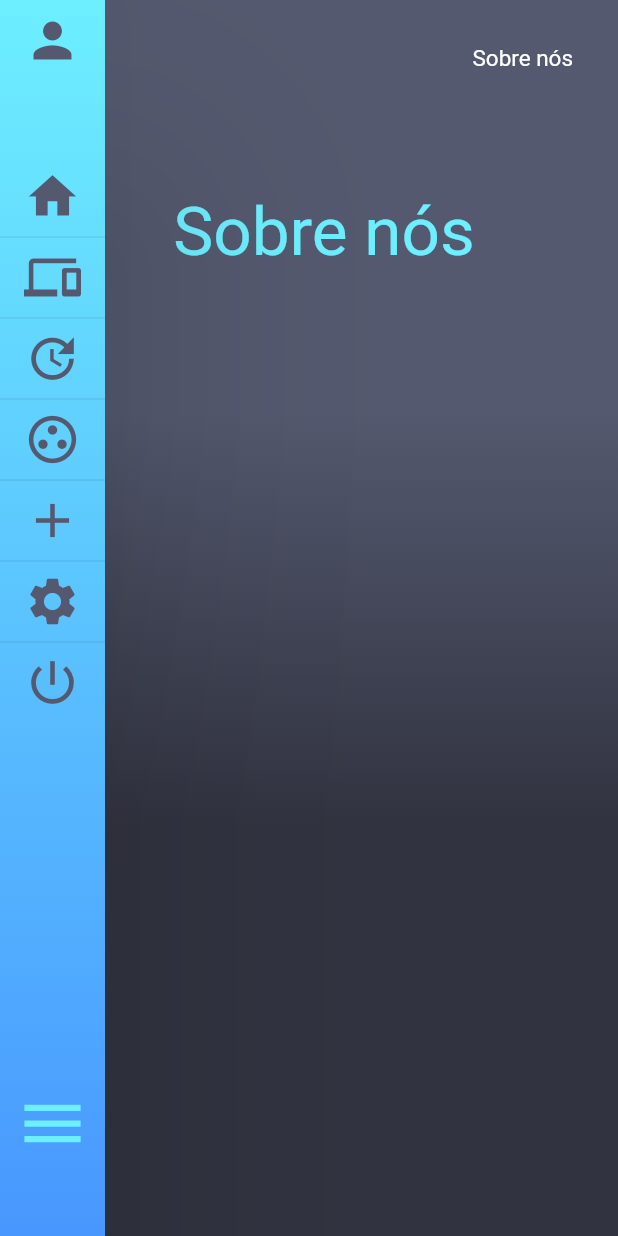
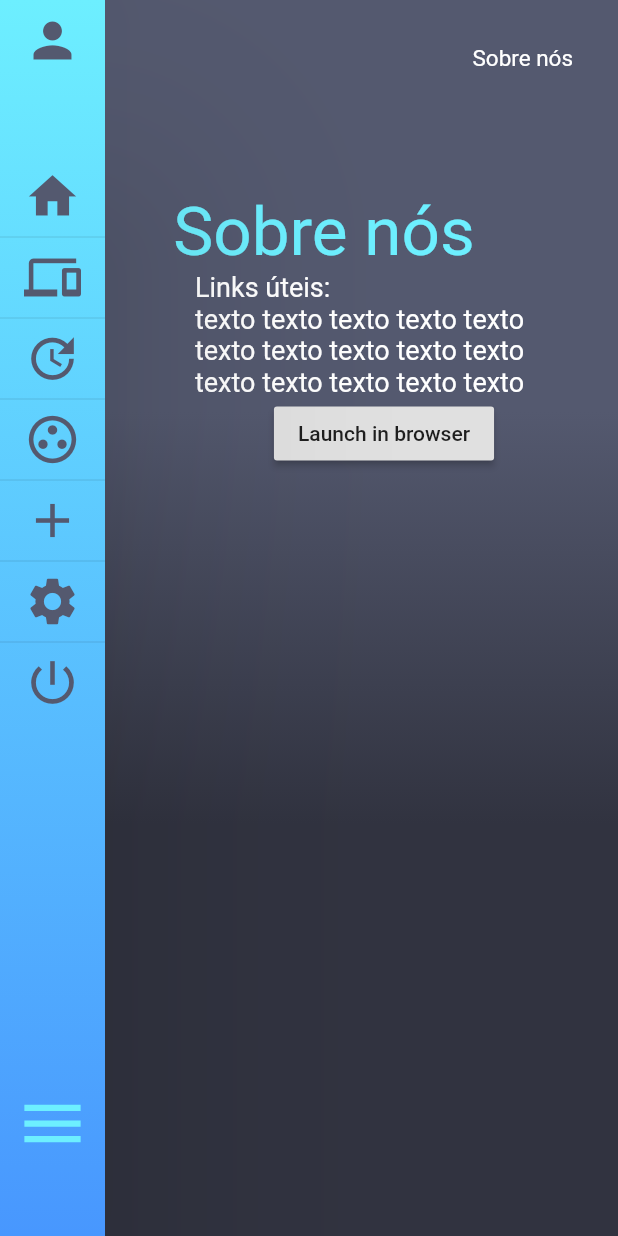
Before and after one commit to izzurban/app_smart_home, a Flutter app: the Add screen opened by its route, after a tap on the "person" icon, on a phone screen of 412 x 824 dp. Run offline on Flutter 3.47's test engine with Material 2 defaults, Android fonts, the light colour scheme and no system bars.

Commit message:
transitions-and-launchBrowser

```diff
--- a/lib/main.dart
+++ b/lib/main.dart
@@ -1,8 +1,3 @@
-import 'dart:ui';
-import 'package:flutter/material.dart';
-import 'colors.dart';
-import 'package:app_smart_home/widgets/pageTransition.dart';
-import 'package:app_smart_home/widgets/menu/custom_navigation_drawer.dart';
 import 'package:app_smart_home/routes.dart';
 
 void main() {
--- a/lib/routes.dart
+++ b/lib/routes.dart
@@ -7,6 +7,7 @@ import 'scenes/routines.dart';
 import 'scenes/groups.dart';
 import 'scenes/add.dart';
 import 'scenes/settings.dart';
+import 'widgets/pageTransition.dart';
 
 class Routes {
   var routes = <String, WidgetBuilder>{
--- a/lib/scenes/aboutUs.dart
+++ b/lib/scenes/aboutUs.dart
@@ -1,6 +1,9 @@
+import 'dart:async';
+
 import '../colors.dart';
 import 'package:flutter/material.dart';
 import 'package:app_smart_home/widgets/menu/custom_navigation_drawer.dart';
+import 'package:url_launcher/url_launcher.dart';
 
 class AboutUs extends StatefulWidget {
   @override
@@ -8,10 +11,34 @@ class AboutUs extends StatefulWidget {
 }
 
 class _AboutUsState extends State<AboutUs> {
+  Future<void> _launched;
+
+  Future<void> _launchInBrowser(String url) async {
+    if (await canLaunch(url)) {
+      await launch(
+        url,
+        forceSafariVC: false,
+        forceWebView: false,
+        headers: <String, String>{'my_header_key': 'my_header_value'},
+      );
+    } else {
+      throw 'Could not launch $url';
+    }
+  }
+
+  Widget _launchStatus(BuildContext context, AsyncSnapshot<void> snapshot) {
+    if (snapshot.hasError) {
+      return Text('Error: ${snapshot.error}');
+    } else {
+      return const Text('');
+    }
+  }
+
   @override
   Widget build(BuildContext context) {
+    const String toLaunch = 'https://www.cylog.org/headers/';
+
     return Scaffold(
-      //drawer: CollapsingNavigationDrawer(),
       body: Stack(
         children: <Widget>[
           Container(
@@ -39,7 +66,9 @@ class _AboutUsState extends State<AboutUs> {
                         ),
                         Padding(
                           padding: const EdgeInsets.only(top: 80),
-                          child: Row(
+                          child: Column(
+                            children: [
+                              Row(
                                 mainAxisAlignment: MainAxisAlignment.center,
                                 children: [
                                   Text(
@@ -47,6 +76,54 @@ class _AboutUsState extends State<AboutUs> {
                                     textAlign: TextAlign.center,
                                     style: TextStyle(
                                         color: Cor.azulTurqueza, fontSize: 45),
+                                  ),
+                                ],
+                              ),
+                              Container(
+                                margin: EdgeInsets.only(left: 80),
+                                child: Column(
+                                  children: [
+                                    Row(
+                                      mainAxisAlignment:
+                                          MainAxisAlignment.start,
+                                      children: [
+                                        Text(
+                                          'Links úteis:',
+                                          textAlign: TextAlign.start,
+                                          style: TextStyle(
+                                              color: Colors.white,
+                                              fontSize: 18),
+                                        )
+                                      ],
+                                    ),
+                                    Column(
+                                      mainAxisAlignment:
+                                          MainAxisAlignment.start,
+                                      children: [
+                                        Text(
+                                          'texto texto texto texto texto texto texto texto texto texto texto texto texto texto texto ',
+                                          textAlign: TextAlign.start,
+                                          style: TextStyle(
+                                              color: Colors.white,
+                                              fontSize: 18),
+                                        ),
+                                        RaisedButton(
+                                          onPressed: () => setState(() {
+                                            _launched =
+                                                _launchInBrowser(toLaunch);
+                                          }),
+                                          child:
+                                              const Text('Launch in browser'),
+                                        ),
+                                        const Padding(
+                                            padding: EdgeInsets.all(16.0)),
+                                        FutureBuilder<void>(
+                                            future: _launched,
+                                            builder: _launchStatus),
+                                      ],
+                                    ),
+                                  ],
+                                ),
                               ),
                             ],
                           ),
@@ -60,3 +137,12 @@ class _AboutUsState extends State<AboutUs> {
     );
   }
 }
+
+_launchURL() async {
+  const url = 'http://fatec.sp.gov.br';
+  if (await canLaunch(url)) {
+    await launch(url);
+  } else {
+    throw 'Could not launch $url';
+  }
+}
--- a/lib/scenes/settings.dart
+++ b/lib/scenes/settings.dart
@@ -11,7 +11,6 @@ class _SettingsState extends State<Settings> {
   @override
   Widget build(BuildContext context) {
     return Scaffold(
-      //drawer: CollapsingNavigationDrawer(),
       body: Stack(
         children: <Widget>[
           Container(
--- a/lib/scenes/welcome.dart
+++ b/lib/scenes/welcome.dart
@@ -11,7 +11,6 @@ class _WelcomeState extends State<Welcome> {
   @override
   Widget build(BuildContext context) {
     return Scaffold(
-      //drawer: CollapsingNavigationDrawer(),
       body: Stack(
         children: <Widget>[
           Container(
@@ -22,7 +21,6 @@ class _WelcomeState extends State<Welcome> {
                 Container(
                     width: MediaQuery.of(context).size.width, // - 70,
                     height: MediaQuery.of(context).size.height,
-                    //margin: EdgeInsets.only(left: 70),
                     padding: EdgeInsets.only(top: 30, left: 50, right: 30),
                     child: Column(
                       children: [
--- a/lib/widgets/menu/commons/collapsing_navigation_drawer_widget.dart
+++ b/lib/widgets/menu/commons/collapsing_navigation_drawer_widget.dart
@@ -57,8 +57,7 @@ class CollapsingNavigationDrawerState extends State<CollapsingNavigationDrawer>
               icon: Icons.person,
               animationController: _animationController,
               onTap: () {
-                Navigator.pushNamed(context, '/aboutUs');
-                Navigator.push(context, SlideRightRoute(page: AboutUs()));
+                Navigator.push(context, FadeRoute(page: AboutUs()));
                 var i = 0;
                 for (; i < navigationItems.length; i++) {
                   navigationItems[i].currentSelected = false;
--- a/lib/widgets/pageTransition.dart
+++ b/lib/widgets/pageTransition.dart
@@ -1,8 +1,8 @@
 import 'package:flutter/material.dart';
 
-class SlideRightRoute extends PageRouteBuilder {
+class FadeRoute extends PageRouteBuilder {
   final Widget page;
-  SlideRightRoute({this.page})
+  FadeRoute({this.page})
       : super(
           pageBuilder: (
             BuildContext context,
@@ -16,12 +16,41 @@ class SlideRightRoute extends PageRouteBuilder {
             Animation<double> secondaryAnimation,
             Widget child,
           ) =>
-              SlideTransition(
-            position: Tween<Offset>(
-              begin: const Offset(-1, 0),
-              end: Offset.zero,
-            ).animate(animation),
+              FadeTransition(
+            opacity: animation,
             child: child,
           ),
         );
 }
+
+class RotationRoute extends PageRouteBuilder {
+  final Widget page;
+  RotationRoute({this.page})
+      : super(
+          pageBuilder: (
+            BuildContext context,
+            Animation<double> animation,
+            Animation<double> secondaryAnimation,
+          ) =>
+              page,
+          transitionDuration: Duration(seconds: 1),
+          transitionsBuilder: (
+            BuildContext context,
+            Animation<double> animation,
+            Animation<double> secondaryAnimation,
+            Widget child,
+          ) =>
+              RotationTransition(
+            turns: Tween<double>(
+              begin: 0.0,
+              end: 1.0,
+            ).animate(
+              CurvedAnimation(
+                parent: animation,
+                curve: Curves.linear,
+              ),
+            ),
+            child: child,
+          ),
+        );
+}
--- a/pubspec.yaml
+++ b/pubspec.yaml
@@ -24,6 +24,7 @@ dependencies:
   flutter:
     sdk: flutter
   shared_preferences: ^0.5.12
+  url_launcher: ^5.7.5
 
 
   # The following adds the Cupertino Icons font to your application.
```
Also changed, not shown: lib/scenes/login.dart (+15 -19 lines), pubspec.lock. Lines whose indentation alone changed are shown as unchanged.
